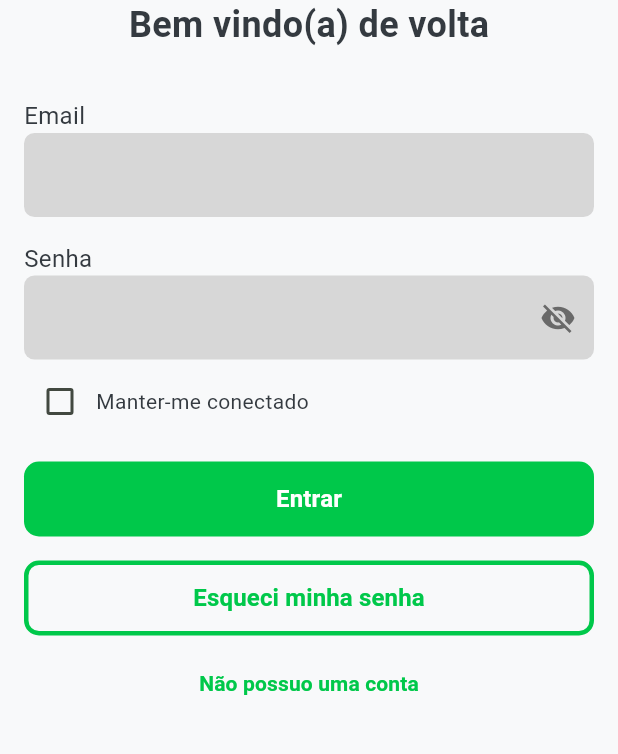
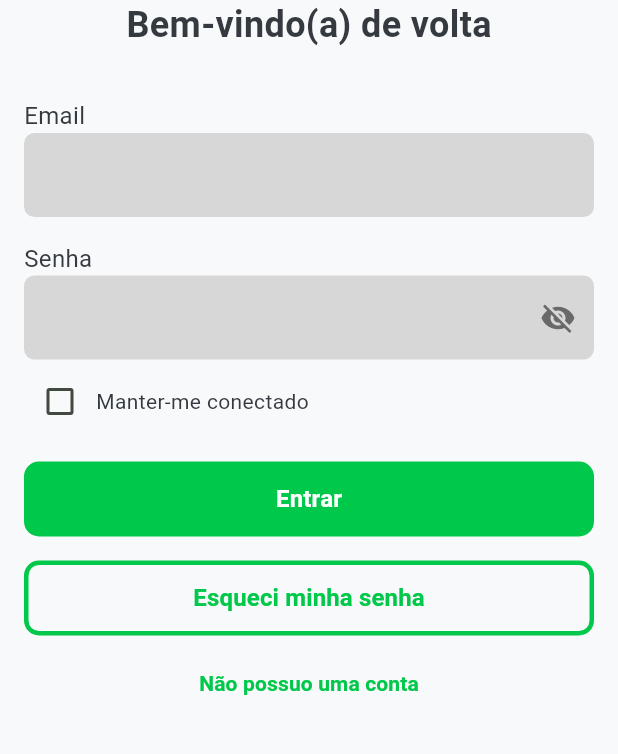
Before and after one commit to MateusDaroz/ConDin, a Flutter app: the screen it shows after launch, on a phone screen of 412 x 824 dp, the part 446-1200 px from its top. Run offline on Flutter 3.47's test engine with Material 3 defaults, Android fonts, the phone set to English and light mode, and no system bars.

Commit message:
refactor: fixed welcome text

```diff
--- a/lib/features/auth/view/login.dart
+++ b/lib/features/auth/view/login.dart
@@ -94,7 +94,7 @@ class _LoginState extends State<Login> {
                 children: [
                   Image.asset("img/green_logo_text.png", width: 250,),
                   const Text(
-                    'Bem vindo(a) de volta',
+                    'Bem-vindo(a) de volta',
                     style: TextStyle(
                       fontSize: 24,
                       fontWeight: FontWeight.bold,
```
